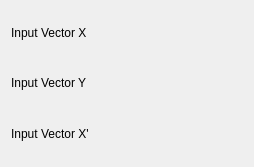
The window that src/plugins/dataobject/interpolations/cspline/csplineconfig.ui (Kst-plot/kst) describes before a commit, drawn with Qt 5.
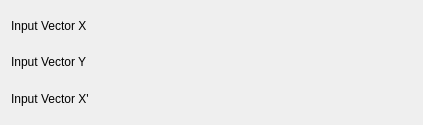
The same window after the commit. Custom widgets are drawn as their Qt base class.

The edit to the form file:
```diff
--- a/src/plugins/dataobject/interpolations/cspline/csplineconfig.ui
+++ b/src/plugins/dataobject/interpolations/cspline/csplineconfig.ui
@@ -5,10 +5,16 @@
    <rect>
     <x>0</x>
     <y>0</y>
-    <width>254</width>
-    <height>167</height>
+    <width>423</width>
+    <height>125</height>
    </rect>
   </property>
+  <property name="minimumSize" >
+   <size>
+    <width>400</width>
+    <height>0</height>
+   </size>
+  </property>
   <layout class="QVBoxLayout" name="verticalLayout" >
    <item>
     <layout class="QHBoxLayout" name="horizontalLayout" >
```
